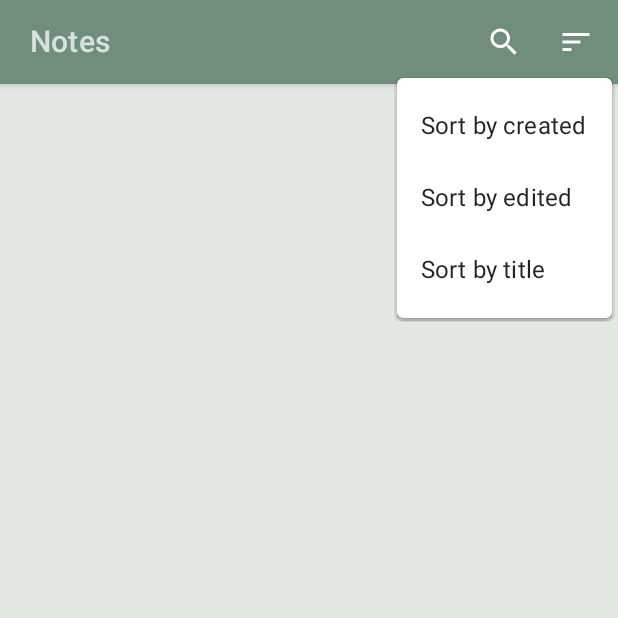
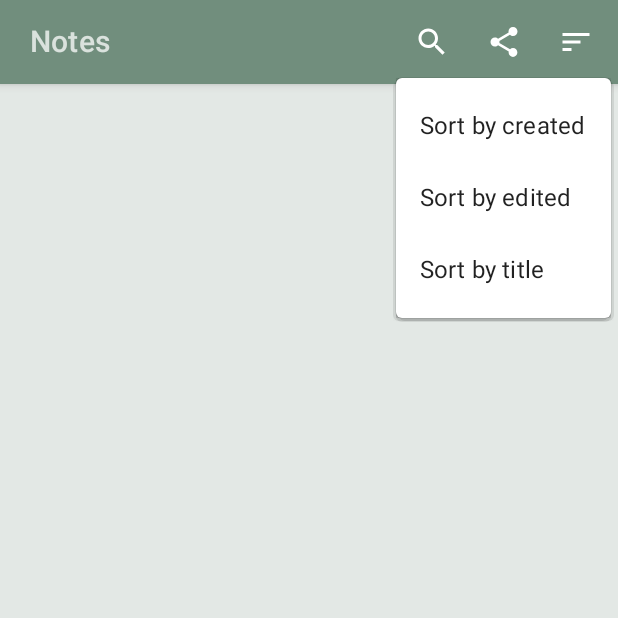
Before and after one commit to Stan-Balabushevich/SimpleNotepad, an Android app built with Jetpack Compose: the screen it shows after launch (MainActivity), after a tap on "Sort notes", on a phone screen of 412 x 824 dp, the top half of it. Run offline under Robolectric (Android 15) with nearby library versions, the phone set to English and light mode, and no system bars; our stand-ins replace Room's generated code, accompanist.

Commit message:
share all notes function added. Need to to make some unit tests for this

```diff
--- a/app/src/main/java/id/slava/nt/simplenotepad/presentation/add_edit_note/AddEditNote.kt
+++ b/app/src/main/java/id/slava/nt/simplenotepad/presentation/add_edit_note/AddEditNote.kt
@@ -67,7 +67,8 @@ fun ToolbarView(
 
         NoteAlertDialog(
             title = stringResource(R.string.delete_note_question),
-            openedDialog = { dialogState -> openDeleteDialog.value = dialogState },
+            openedDialog = { dialogState ->
+                openDeleteDialog.value = dialogState },
             onConfirmButtonClicked = {
                 viewModel.deleteNote()
                 navController.navigateUp()})
--- a/app/src/main/java/id/slava/nt/simplenotepad/presentation/list_notes/NotesListScreen.kt
+++ b/app/src/main/java/id/slava/nt/simplenotepad/presentation/list_notes/NotesListScreen.kt
@@ -58,7 +58,8 @@ fun NotesListScreen(
                                 viewModel.orderBy(order)
                         }
 
-                    } )
+                    } ,
+                viewModel = viewModel)
             }
         },
         content = { NotesList(notes = state.notes
--- a/app/src/main/java/id/slava/nt/simplenotepad/presentation/list_notes/SearchView.kt
+++ b/app/src/main/java/id/slava/nt/simplenotepad/presentation/list_notes/SearchView.kt
@@ -18,6 +18,7 @@ import androidx.compose.material.TextField
 import androidx.compose.material.icons.Icons
 import androidx.compose.material.icons.filled.ArrowBack
 import androidx.compose.material.icons.filled.Search
+import androidx.compose.material.icons.filled.Share
 import androidx.compose.material.icons.filled.Sort
 import androidx.compose.runtime.Composable
 import androidx.compose.runtime.MutableState
@@ -42,7 +43,9 @@ import androidx.compose.ui.unit.dp
 import id.slava.nt.simplenotepad.R
 import id.slava.nt.simplenotepad.domain.util.NoteOrder
 import id.slava.nt.simplenotepad.domain.util.SearchBy
+import id.slava.nt.simplenotepad.presentation.util.NoteAlertDialog
 import id.slava.nt.simplenotepad.ui.theme.SimpleNotepadTheme
+import org.koin.androidx.compose.koinViewModel
 
 @Composable
 fun ExpandableSearchView(
@@ -54,7 +57,8 @@ fun ExpandableSearchView(
     modifier: Modifier = Modifier,
     expandedInitially: Boolean = false,
     menuOpenInitially: Boolean = false,
-    tint: Color = MaterialTheme.colors.onPrimary
+    tint: Color = MaterialTheme.colors.onPrimary,
+    viewModel: NotesListViewModel
 ) {
     val (expanded, onExpandedChanged) = remember {
         mutableStateOf(expandedInitially)
@@ -102,7 +106,8 @@ fun ExpandableSearchView(
                     sortMenuOptions = sortMenuOptions,
                     onSortMenuItemSelected = {
                         onSortBy(it)
-                    }
+                    },
+                    viewModel = viewModel
                 )
             }
         }
@@ -128,6 +133,15 @@ fun SortIcon(iconTint: Color) {
 }
 
 @Composable
+fun ShareNotesIcon(iconTint: Color) {
+    Icon(
+        imageVector =  Icons.Filled.Share,
+        contentDescription = stringResource(R.string.share_all_notes),
+        tint = iconTint
+    )
+}
+
+@Composable
 fun CollapsedSearchView(
     onExpandedChanged: (Boolean) -> Unit,
     searchMenuOptions: MutableState<Boolean>,
@@ -135,8 +149,27 @@ fun CollapsedSearchView(
     modifier: Modifier = Modifier,
     tint: Color = MaterialTheme.colors.onPrimary,
     onSearchMenuItemSelected: (SearchBy) -> Unit,
-    onSortMenuItemSelected: (NoteOrder) -> Unit
+    onSortMenuItemSelected: (NoteOrder) -> Unit,
+    viewModel: NotesListViewModel
 ) {
+
+    val openShareDialog = remember { mutableStateOf(false)  }
+    val context = LocalContext.current
+
+    if (openShareDialog.value){
+
+        NoteAlertDialog(
+            title = stringResource(R.string.share_all_notes_txt),
+            openedDialog = { dialogState -> openShareDialog.value = dialogState },
+            onConfirmButtonClicked = {
+
+                viewModel.shareFile(context)
+
+            })
+
+    }
+
+
     Row(
         modifier = modifier
             .fillMaxWidth()
@@ -172,6 +205,13 @@ fun CollapsedSearchView(
                     onDropdownMenuItemSelected = onSearchMenuItemSelected)
                 else -> {}
             }
+
+            IconButton(onClick = {
+                openShareDialog.value = true
+            }) {
+                ShareNotesIcon(iconTint = tint)
+            }
+
             IconButton(onClick = {
                 sortMenuOptions.value= true
 
@@ -331,7 +371,8 @@ fun CollapsedSearchViewPreview() {
                 onSearchDisplayChanged = {},
                 onSearchDisplayClosed = {},
                 onSearchBy = {},
-                onSortBy = {}
+                onSortBy = {},
+                viewModel = koinViewModel()
             )
         }
     }
@@ -350,7 +391,8 @@ fun ExpandedSearchViewPreview() {
                 expandedInitially = true,
                 onSearchDisplayClosed = {},
                 onSearchBy = {},
-                onSortBy = {}
+                onSortBy = {},
+                viewModel = koinViewModel()
             )
         }
     }
--- a/app/src/main/res/values/strings.xml
+++ b/app/src/main/res/values/strings.xml
@@ -1,5 +1,5 @@
 <resources>
-    <string name="app_name">SimpleNotepad</string>
+    <string name="app_name">SNotepad</string>
     <string name="search">Search</string>
     <string name="back_arrow">Back arrow</string>
     <string name="notes">Notes</string>
@@ -26,4 +26,6 @@
     <string name="default_title">Default Title</string>
     <string name="enter_title">Enter title…</string>
     <string name="enter_content">Enter some content…</string>
+    <string name="share_all_notes">Share all notes</string>
+    <string name="share_all_notes_txt">Share all notes as txt file?</string>
 </resources>
--- /dev/null
+++ b/app/src/main/res/xml/provider_paths.xml
@@ -0,0 +1,6 @@
+<?xml version="1.0" encoding="utf-8"?>
+<paths>
+    <files-path
+        name="external_files"
+        path="." />
+</paths>
```
Also changed, not shown: app/src/main/AndroidManifest.xml (+13 -0 lines), app/src/main/java/id/slava/nt/simplenotepad/presentation/list_notes/ListView.kt (+5 -2 lines), app/src/main/java/id/slava/nt/simplenotepad/presentation/list_notes/NotesListViewModel.kt (+55 -0 lines).
